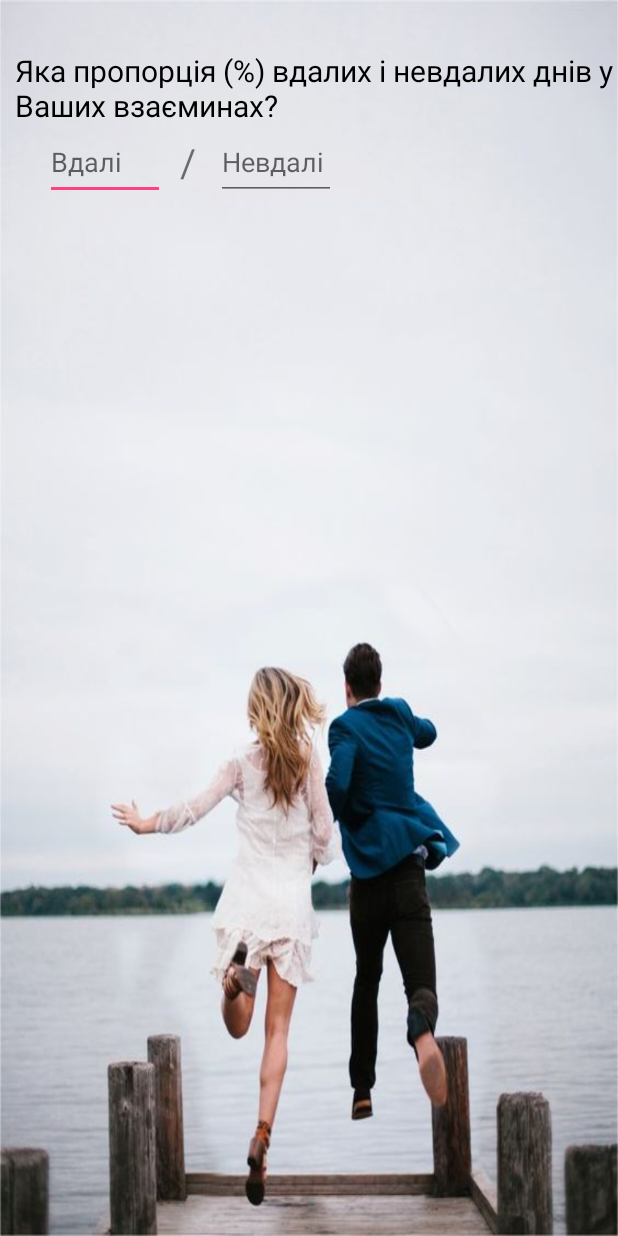
After one commit to mykolamatsiakh/SPE, an Android app: the layout first_question.xml on its own in the app's theme, with its tools: preview values and no code run, on a phone screen of 412 x 824 dp. The commit adds this screen. Run offline under Robolectric (Android 15) with nearby library versions, the phone set to English and light mode, and no system bars.

Commit message:
[+] add all layouts to project

```diff
--- a/app/build.gradle
+++ b/app/build.gradle
@@ -26,5 +26,7 @@ dependencies {
     })
     compile 'com.android.support:appcompat-v7:25.3.1'
     compile 'com.android.support.constraint:constraint-layout:1.0.2'
+    compile 'me.relex:circleindicator:1.2.2@aar'
+    compile 'com.android.support:design:25.3.1'
     testCompile 'junit:junit:4.12'
 }
--- /dev/null
+++ b/app/src/main/res/layout/fifth_question.xml
@@ -0,0 +1,6 @@
+<?xml version="1.0" encoding="utf-8"?>
+<LinearLayout xmlns:android="http://schemas.android.com/apk/res/android"
+    android:orientation="vertical" android:layout_width="match_parent"
+    android:layout_height="match_parent">
+
+</LinearLayout>
--- /dev/null
+++ b/app/src/main/res/layout/first_question.xml
@@ -0,0 +1,51 @@
+<?xml version="1.0" encoding="utf-8"?>
+<RelativeLayout xmlns:android="http://schemas.android.com/apk/res/android"
+    xmlns:app="http://schemas.android.com/apk/res-auto"
+    xmlns:tools="http://schemas.android.com/tools"
+    android:orientation="vertical"
+    android:layout_width="match_parent"
+    android:layout_height="match_parent"
+    android:background="@drawable/second">
+
+
+    <TextView
+        android:layout_width="match_parent"
+        android:layout_height="50dp"
+        android:text="@string/first_question"
+        android:textColor="@color/colorBlack"
+        android:textSize="20sp"
+        android:layout_marginLeft="10dp"
+        android:layout_marginTop="33dp"
+        android:layout_alignParentTop="true"
+        android:layout_alignParentStart="true"
+        android:id="@+id/textView" />
+    <EditText
+        android:id="@+id/first_question"
+        android:layout_width="80dp"
+        android:layout_height="50dp"
+        android:inputType="number"
+        android:hint="@string/succesfull"
+        android:layout_marginLeft="30dp"
+        android:layout_below="@+id/textView"
+        android:layout_alignParentStart="true" />
+
+    <TextView
+        android:id="@+id/textView2"
+        android:layout_width="wrap_content"
+        android:layout_height="wrap_content"
+        android:text="/"
+        android:textSize="26sp"
+        android:layout_marginLeft="120dp"
+        android:layout_marginTop="90dp"
+        />
+    <EditText
+        android:layout_width="80dp"
+        android:layout_height="50dp"
+        android:id="@+id/editText"
+        android:layout_marginStart="34dp"
+        android:layout_below="@+id/textView"
+        android:hint="@string/unsuccessful"
+        android:layout_toEndOf="@+id/first_question" />
+
+
+</RelativeLayout>
--- a/app/src/main/res/values/colors.xml
+++ b/app/src/main/res/values/colors.xml
@@ -5,4 +5,5 @@
     <color name="colorAccent">#FF4081</color>
     <color name="colorGrey">#9E9E9E</color>
     <color name="colorWhite">#FFFFFF</color>
+    <color name="colorBlack">#000000</color>
 </resources>
--- a/app/src/main/res/values/strings.xml
+++ b/app/src/main/res/values/strings.xml
@@ -1,4 +1,10 @@
 <resources>
     <string name="app_name">SPE</string>
     <string name="sign_up">Sign in with Google</string>
+    <string name="first_question">Яка пропорція (%) вдалих і невдалих днів у Ваших взаєминах?</string>
+    <string name="succesfull">Вдалі</string>
+    <string name="unsuccessful">Невдалі</string>
+    <string name="second_question">Наскільки Ви задоволені рівнем своїх взаємин?</string>
+    <string name="third_question">Який рівень взаємин Ви хотіли б мати?</string>
+    <string name="fourth_question">Скільки часу Ви готові вкласти у такий рівень взаємин?</string>
 </resources>
```
Also changed, not shown: app/src/main/java/com/example/mykola/spe/FirstQuestionActivity.java (added, +16 -0 lines), app/src/main/java/com/example/mykola/spe/SecondQuestionActivity.java (added, +17 -0 lines), app/src/main/res/drawable/rounded_cell.xml (added, +21 -0 lines), app/src/main/res/layout/fourth_question.xml (added, +27 -0 lines), app/src/main/res/layout/second_question.xml (added, +28 -0 lines), app/src/main/res/layout/third_question.xml (added, +21 -0 lines), app/src/main/res/drawable/first.jpg (added), app/src/main/res/drawable/fourth.jpg (added), app/src/main/res/drawable/second.jpg (added), app/src/main/res/drawable/third.jpg (added).
